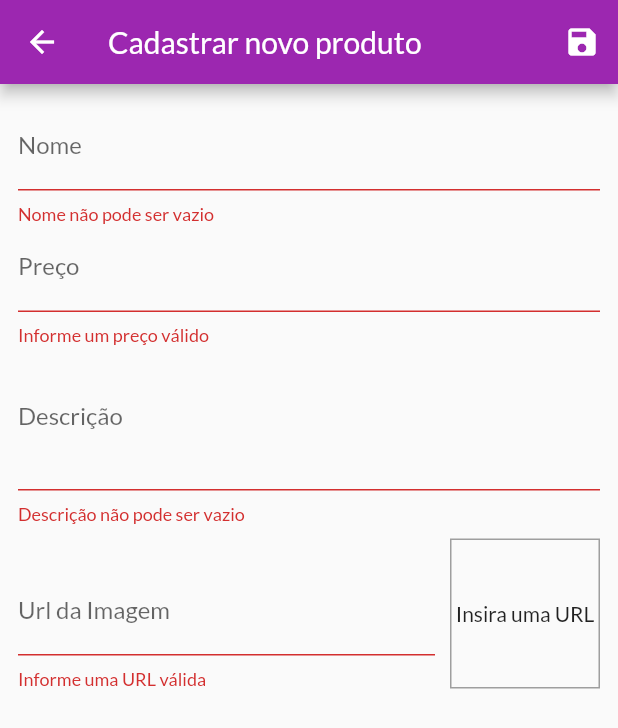
After one commit to jonkstro/cod3r-shopping, a Flutter app: the ProductFormPage screen opened by its route, after a tap on the "save" icon, on a phone screen of 412 x 824 dp. The commit adds this screen. Shown: the top 728 px of the screen. Run offline on Flutter 3.47's test engine with Material 3 defaults, Android fonts, the phone set to English and light mode, and no system bars; network calls fail.

Commit message:
Criado página ProductFormPage para poder criar novos produtos

```diff
--- a/lib/components/product_item.dart
+++ b/lib/components/product_item.dart
@@ -19,10 +19,12 @@ class ProductItem extends StatelessWidget {
             IconButton(
               onPressed: () {},
               icon: const Icon(Icons.edit),
+              color: Theme.of(context).colorScheme.primary,
             ),
             IconButton(
               onPressed: () {},
               icon: const Icon(Icons.delete),
+              color: Theme.of(context).colorScheme.error,
             ),
           ],
         ),
--- a/lib/main.dart
+++ b/lib/main.dart
@@ -6,6 +6,7 @@ import 'package:shop/models/product_list.dart';
 import 'package:shop/pages/cart_page.dart';
 import 'package:shop/pages/orders_page.dart';
 import 'package:shop/pages/product_detail_page.dart';
+import 'package:shop/pages/product_form_page.dart';
 import 'package:shop/pages/product_page.dart';
 import 'package:shop/pages/products_overview_page.dart';
 import 'package:shop/utils/app_routes.dart';
@@ -43,11 +44,12 @@ class MyApp extends StatelessWidget {
         ),
         // home: const ProductsOverviewPage(),
         routes: {
-          AppRoutes.home: (ctx) => const ProductsOverviewPage(),
-          AppRoutes.productDetail: (ctx) => const ProductDetailPage(),
-          AppRoutes.cart: (ctx) => const CartPage(),
-          AppRoutes.orders: (ctx) => const OrdersPage(),
-          AppRoutes.products: (ctx) => const ProductPage(),
+          AppRoutes.home: (context) => const ProductsOverviewPage(),
+          AppRoutes.productDetail: (context) => const ProductDetailPage(),
+          AppRoutes.cart: (context) => const CartPage(),
+          AppRoutes.orders: (context) => const OrdersPage(),
+          AppRoutes.products: (context) => const ProductPage(),
+          AppRoutes.product_form: (context) => const ProductFormPage(),
         },
         debugShowCheckedModeBanner: false,
       ),
--- /dev/null
+++ b/lib/pages/product_form_page.dart
@@ -0,0 +1,219 @@
+import 'dart:math';
+
+import 'package:flutter/material.dart';
+import 'package:shop/models/product.dart';
+
+class ProductFormPage extends StatefulWidget {
+  const ProductFormPage({super.key});
+
+  @override
+  State<ProductFormPage> createState() => _ProductFormPageState();
+}
+
+class _ProductFormPageState extends State<ProductFormPage> {
+  // controller que vai buscar imagem na url
+  final _imageUrlController = TextEditingController();
+
+  // Aqui vai ser a chave referenciada dentro do Form, pra poder salvar ele quando
+  // for chamada a função onSubmit.
+  final _formKey = GlobalKey<FormState>();
+  // Os dados do formulário vão ser jogados nesse mapping
+  final _formData = Map<String, Object>();
+
+  @override
+  void initState() {
+    // TODO: implement initState
+    super.initState();
+    _imageUrlController.addListener(updateImage);
+  }
+
+  // Limpar tudo que abri. Igual fechar meus SCANNER no java.
+  @override
+  void dispose() {
+    // TODO: implement dispose
+    super.dispose();
+    _imageUrlController.removeListener(updateImage);
+  }
+
+  // Método que vai atualizar a imagem na FittedBox.
+  // o setState vazio já é suficiente pra refreshar a imagem com a url
+  void updateImage() {
+    setState(() {});
+  }
+
+  // Vai salvar cada um dos campos do form chamando o onSaved de cada um
+  void _submitForm() {
+    // Validação dos campos do formulario: Se tiver o que validar ele valida,
+    //se não tiver nada pra validar manda false pois deu algum erro
+    final isValid = _formKey.currentState?.validate() ?? false;
+    // Se não for válido (isValid = false) ele vai fazer nada, vai acabar aqui
+    if (!isValid) {
+      return;
+    }
+
+    _formKey.currentState?.save();
+    // print('valores: ' + _formData.values.toString());
+    final newProduct = Product(
+      id: Random().nextDouble().toString(),
+      name: _formData['name'] as String,
+      description: _formData['description'] as String,
+      price: _formData['price'] as double,
+      imageUrl: _formData['imageUrl'] as String,
+    );
+  }
+
+  bool isValidImageUrl(String url) {
+    // Vai pegar o caminho absoluto da URL, se não tiver vai pegar false (não válido)
+    bool isValidImageUrl = Uri.tryParse(url)?.hasAbsolutePath ?? false;
+    bool endsWithFile = url.toLowerCase().endsWith('.png') ||
+        url.toLowerCase().endsWith('.jpg') ||
+        url.toLowerCase().endsWith('.jpeg');
+    return isValidImageUrl && endsWithFile;
+  }
+
+  @override
+  Widget build(BuildContext context) {
+    return Scaffold(
+      appBar: AppBar(
+        title: const Text('Cadastrar novo produto'),
+        actions: [
+          IconButton(
+              onPressed: () {
+                _submitForm();
+              },
+              icon: const Icon(Icons.save))
+        ],
+      ),
+      body: Padding(
+        padding: const EdgeInsets.all(12),
+        child: Form(
+          // Pra poder saber que é esse form que vai ser salvo
+          key: _formKey,
+          child: ListView(
+            children: [
+              TextFormField(
+                decoration: const InputDecoration(labelText: 'Nome'),
+                // Se clicar no ENTER do teclado vai pro próximo input do form
+                textInputAction: TextInputAction.next,
+                // Ao submitar o form, o formdata vai receber no campo name o valor
+                // do textfield, senão, se tiver vazio (??) vai receber '' (string vazia).
+                onSaved: (name) => _formData['name'] = name ?? '',
+                validator: (value) {
+                  // a string name vai receber o valor, se for nulo recebe ''
+                  final String name = value ?? '';
+
+                  // Remover espaços em branco no início e no final da string
+                  if (name.trim().isEmpty) {
+                    return 'Nome não pode ser vazio';
+                  }
+                  // aqui o trim vai cortar pra ver quantas letras tem e remover todos
+                  // espaços brancos com replaceall
+                  if (name.replaceAll(' ', '').trim().length < 3) {
+                    return 'Nome precisa ter pelo menos 3 letras';
+                  }
+                  // return null quer dizer que não teve erros
+                  return null;
+                },
+              ),
+              TextFormField(
+                decoration: const InputDecoration(labelText: 'Preço'),
+                // Se clicar no ENTER do teclado vai pro próximo input do form
+                textInputAction: TextInputAction.next,
+                keyboardType:
+                    const TextInputType.numberWithOptions(decimal: true),
+                // Ao submitar o form, o formdata vai receber no campo price o valor
+                // do textfield, senão, se tiver vazio (??) vai receber 0.
+                onSaved: (price) =>
+                    _formData['price'] = double.parse(price ?? '0'),
+                validator: (value) {
+                  final priceString = value ?? '';
+                  // faz o parce da priceString, se não conseguir bota -1
+                  final price = double.tryParse(priceString) ?? -1;
+
+                  if (price <= 0) {
+                    return 'Informe um preço válido';
+                  }
+                  // Se passar nas validações deu tudo certo
+                  return null;
+                },
+              ),
+              TextFormField(
+                decoration: const InputDecoration(labelText: 'Descrição'),
+                keyboardType: TextInputType.multiline,
+                maxLines: 3,
+                // Ao submitar o form, o formdata vai receber no campo description o valor
+                // do textfield, senão, se tiver vazio (??) vai receber '' (string vazia).
+                onSaved: (description) =>
+                    _formData['description'] = description ?? '',
+                validator: (value) {
+                  // a string name vai receber o valor, se for nulo recebe ''
+                  final String description = value ?? '';
+
+                  // Remover espaços em branco no início e no final da string
+                  if (description.trim().isEmpty) {
+                    return 'Descrição não pode ser vazio';
+                  }
+                  // aqui o trim vai cortar pra ver quantas letras tem e remover todos
+                  // espaços brancos com replaceall
+                  if (description.replaceAll(' ', '').trim().length < 10) {
+                    return 'Descrição precisa ter pelo menos 3 letras';
+                  }
+                  // return null quer dizer que não teve erros
+                  return null;
+                },
+              ),
+              Row(
+                // Pra deixar o textfield e a box do container alinhados no chão
+                crossAxisAlignment: CrossAxisAlignment.end,
+                children: [
+                  Expanded(
+                    child: TextFormField(
+                      decoration:
+                          const InputDecoration(labelText: 'Url da Imagem'),
+                      keyboardType: TextInputType.url,
+                      textInputAction: TextInputAction.done,
+                      // A partir do controller vamos acessar o texto pra poder
+                      // mostrar o container com a imagem da url.
+                      controller: _imageUrlController,
+                      // Quando for submitado vai chamar o submitform
+                      onFieldSubmitted: (_) => _submitForm(),
+                      // Ao submitar o form, o formdata vai receber no campo imageUrl o valor
+                      // do textfield, senão, se tiver vazio (??) vai receber '' (string vazia).
+                      onSaved: (imageUrl) =>
+                          _formData['imageUrl'] = imageUrl ?? '',
+                      validator: (value) {
+                        final String imageUrl = value ?? '';
+                        return !isValidImageUrl(imageUrl)
+                            ? 'Informe uma URL válida'
+                            : null;
+                      },
+                    ),
+                  ),
+                  Container(
+                    // Pra não ficar colado na de cima e no textfield
+                    margin: const EdgeInsets.only(top: 10, left: 10),
+                    width: 100,
+                    height: 100,
+                    decoration: BoxDecoration(
+                      border: Border.all(
+                        color: Colors.grey,
+                        width: 1,
+                      ),
+                    ),
+                    alignment: Alignment.center,
+                    child: _imageUrlController.text.isEmpty
+                        ? const Text('Insira uma URL')
+                        : FittedBox(
+                            fit: BoxFit.cover,
+                            child: Image.network(_imageUrlController.text),
+                          ),
+                  )
+                ],
+              ),
+            ],
+          ),
+        ),
+      ),
+    );
+  }
+}
--- a/lib/pages/product_page.dart
+++ b/lib/pages/product_page.dart
@@ -3,6 +3,7 @@ import 'package:provider/provider.dart';
 import 'package:shop/components/app_drawer.dart';
 import 'package:shop/components/product_item.dart';
 import 'package:shop/models/product_list.dart';
+import 'package:shop/utils/app_routes.dart';
 
 class ProductPage extends StatelessWidget {
   const ProductPage({super.key});
@@ -13,14 +14,20 @@ class ProductPage extends StatelessWidget {
     return Scaffold(
       appBar: AppBar(
         title: const Text('Gerenciar Produtos'),
+        actions: [
+          IconButton(
+            onPressed: () {
+              Navigator.of(context).pushNamed(AppRoutes.product_form);
+            },
+            icon: const Icon(Icons.add),
+          ),
+        ],
       ),
       drawer: const AppDrawer(),
       body: Padding(
         padding: const EdgeInsets.all(8.0),
-        // child: Text('text'),
-
         child: ListView.builder(
-          itemCount: 4,
+          itemCount: products.itemsCount,
           itemBuilder: (context, index) {
             return Column(
               children: [
@@ -31,19 +38,6 @@ class ProductPage extends StatelessWidget {
           },
         ),
       ),
-
-      // Padding(
-      //   padding: const EdgeInsets.all(8),
-      //   child: ListView.builder(
-      //     itemCount: 4,
-      //     itemBuilder: (ctx, index) {
-      //       const Text(
-      //         'opa',
-      //         style: TextStyle(color: Colors.black),
-      //       );
-      //     },
-      //   ),
-      // ),
     );
   }
 }
--- a/lib/utils/app_routes.dart
+++ b/lib/utils/app_routes.dart
@@ -4,4 +4,5 @@ class AppRoutes {
   static const cart = '/cart';
   static const orders = '/orders';
   static const products = '/products';
+  static const product_form = '/product-form';
 }
```
Also changed, not shown: 1 other file.
